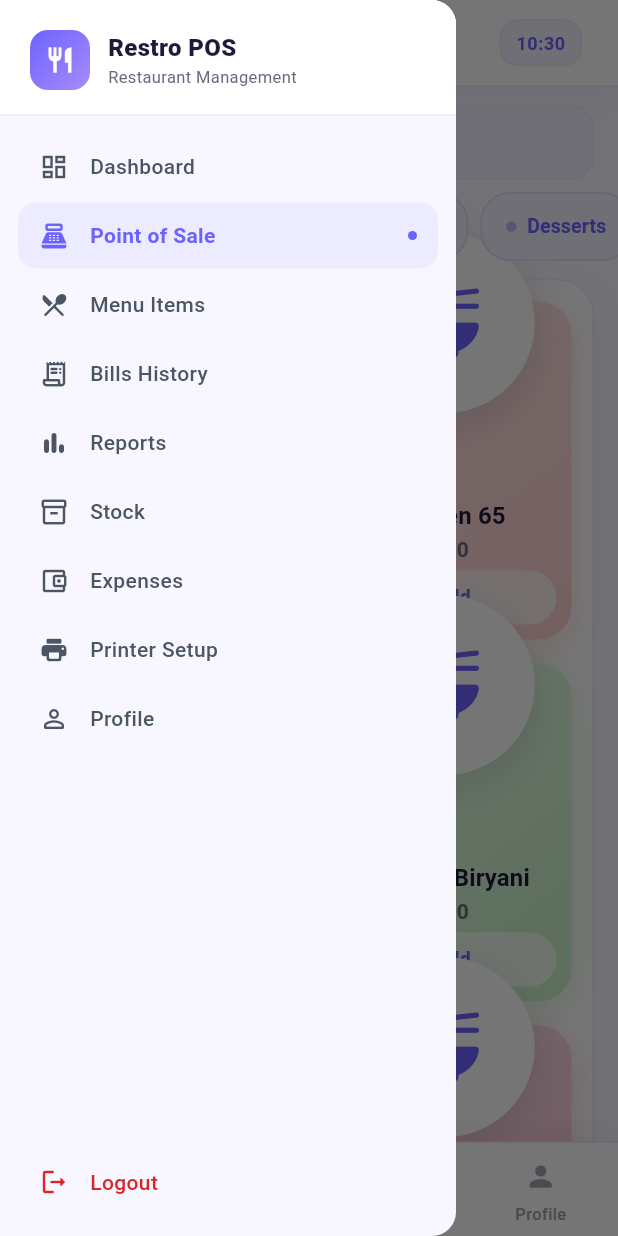
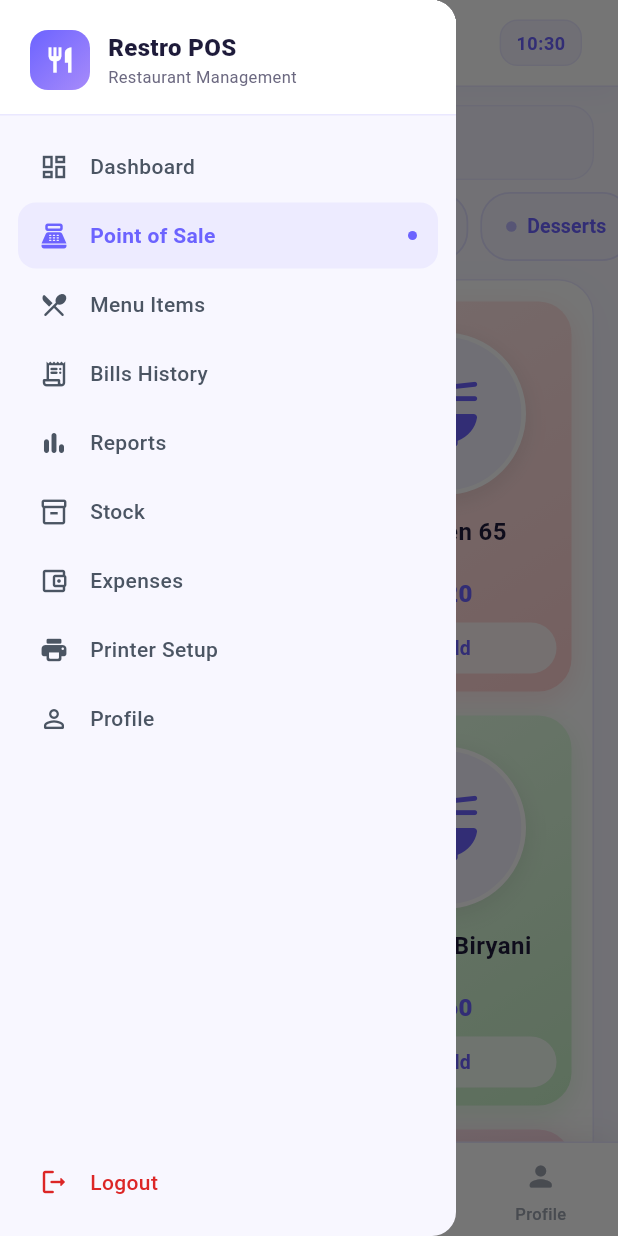
Before and after one commit to stackova-2151/Billing-Software, a Flutter app: the screen it shows once a user with an empty profile is signed in, after a tap on the "menu" icon, on a phone screen of 412 x 824 dp. Run offline on Flutter 3.47's test engine with Material 3 defaults, Android fonts, the phone set to English and light mode, and no system bars; our stand-ins replace cloud_firestore, dotted_border, firebase_auth, firebase_core, fl_chart, get and 5 more; missing offline and left inert: esc_pos_utils_plus, print_bluetooth_thermal; accounts and stored records are empty.

Commit message:
updated code

```diff
--- a/lib/services/bluetooth_print_service.dart
+++ b/lib/services/bluetooth_print_service.dart
@@ -117,6 +117,11 @@ class BluetoothPrintService {
     return prefs.getString(_prefKey);
   }
 
+  Future<void> clearSavedMac() async {
+    final prefs = await SharedPreferences.getInstance();
+    await prefs.remove(_prefKey);
+  }
+
   Future<bool> connect(String mac) async {
     final connected = await PrintBluetoothThermal.connectionStatus;
     if (connected) return true;
--- a/lib/utils/responsive_helper.dart
+++ b/lib/utils/responsive_helper.dart
@@ -36,6 +36,7 @@ class ResponsiveHelper {
     return 1;
   }
 
+  // POS item card grid — slightly fewer columns so cards have room for the image
   static int getPosGridCrossAxisCount(BuildContext context) {
     final width = MediaQuery.of(context).size.width;
     if (width >= 1700) return 6;
--- a/lib/views/bill_history_screen.dart
+++ b/lib/views/bill_history_screen.dart
@@ -418,6 +418,7 @@ class _SearchAndFilters extends StatelessWidget {
                           isActive: isActive,
                           onTap: () {
                             period.value = e.$1;
+                            period.refresh();
                             fromDate.value = null;
                             toDate.value = null;
                           },
--- a/lib/views/pos_screen.dart
+++ b/lib/views/pos_screen.dart
@@ -144,7 +144,7 @@ class PosScreen extends StatelessWidget {
                               SliverToBoxAdapter(
                                 child: Obx(
                                   () => CategoryChipsWidget(
-                                    categories: menuController.categories,
+                                    categories: menuController.categories.toList(),
                                     selected:
                                         menuController.selectedCategory.value,
                                     onSelected: menuController.setCategory,
@@ -276,7 +276,7 @@ class PosScreen extends StatelessWidget {
         crossAxisCount: ResponsiveHelper.getPosGridCrossAxisCount(context),
         crossAxisSpacing: isMobile ? 12 : 22,
         mainAxisSpacing: isMobile ? 16 : 28,
-        childAspectRatio: isMobile ? 0.75 : 0.92,
+        childAspectRatio: isMobile ? 0.65 : 0.80,
       ),
       itemCount: 8,
       itemBuilder: (_, __) => const ItemCardShimmer(),
@@ -296,7 +296,7 @@ class PosScreen extends StatelessWidget {
         crossAxisCount: ResponsiveHelper.getPosGridCrossAxisCount(context),
         crossAxisSpacing: isMobile ? 12 : 22,
         mainAxisSpacing: isMobile ? 16 : 28,
-        childAspectRatio: isMobile ? 0.75 : 0.92,
+        childAspectRatio: isMobile ? 0.65 : 0.80,
       ),
       itemCount: items.length,
       itemBuilder: (context, index) {
@@ -753,7 +753,6 @@ class _MobileNavBar extends StatelessWidget {
 class _NavBarItem extends StatelessWidget {
   static const _accent = Color(0xFF6C63FF);
   static const _inactive = Color(0xFF9CA3AF);
-
   final IconData icon;
   final String label;
   final bool active;
@@ -808,7 +807,6 @@ class _MobileDrawer extends StatelessWidget {
 
   const _MobileDrawer({required this.screenController});
 
-  static const _accent = Color(0xFF6C63FF);
   static const _bg = Color(0xFFF8F7FF);
 
   @override
--- a/lib/widgets/item_card_widget.dart
+++ b/lib/widgets/item_card_widget.dart
@@ -26,7 +26,6 @@ class _ItemCardWidgetState extends State<ItemCardWidget>
   late final AnimationController _tapCtrl;
   late final Animation<double> _tapScale;
 
-  // Premium gradient pairs for each card slot
   static const List<List<Color>> _cardGradients = [
     [Color(0xFFEDE9FF), Color(0xFFD6CEFF)],
     [Color(0xFFFFE8E8), Color(0xFFFFD0D0)],
@@ -34,6 +33,16 @@ class _ItemCardWidgetState extends State<ItemCardWidget>
     [Color(0xFFE8FFE8), Color(0xFFC8F0C8)],
     [Color(0xFFFFF3E0), Color(0xFFFFE0B2)],
     [Color(0xFFFCE4EC), Color(0xFFF8BBD0)],
+  ];
+
+  // Vibrant gradients shown when item is in cart
+  static const List<List<Color>> _activeGradients = [
+    [Color(0xFF6C63FF), Color(0xFF4F46E5)],
+    [Color(0xFFEF4444), Color(0xFFDC2626)],
+    [Color(0xFF3B82F6), Color(0xFF1D4ED8)],
+    [Color(0xFF22C55E), Color(0xFF16A34A)],
+    [Color(0xFFF59E0B), Color(0xFFD97706)],
+    [Color(0xFFEC4899), Color(0xFFDB2777)],
   ];
 
   static const Color _primaryAccent = Color(0xFF6C63FF);
@@ -48,10 +57,9 @@ class _ItemCardWidgetState extends State<ItemCardWidget>
       duration: const Duration(milliseconds: 110),
       reverseDuration: const Duration(milliseconds: 220),
     );
-    _tapScale = Tween<double>(
-      begin: 1.0,
-      end: 0.91,
-    ).animate(CurvedAnimation(parent: _tapCtrl, curve: Curves.easeOut));
+    _tapScale = Tween<double>(begin: 1.0, end: 0.93).animate(
+      CurvedAnimation(parent: _tapCtrl, curve: Curves.easeOut),
+    );
   }
 
   @override
@@ -60,9 +68,7 @@ class _ItemCardWidgetState extends State<ItemCardWidget>
     super.dispose();
   }
 
-  void _handleTapDown(TapDownDetails _) {
-    _tapCtrl.forward();
-  }
+  void _handleTapDown(TapDownDetails _) => _tapCtrl.forward();
 
   void _handleTapUp(TapUpDetails _) {
     _tapCtrl.reverse();
@@ -74,12 +80,13 @@ class _ItemCardWidgetState extends State<ItemCardWidget>
     }
   }
 
-  void _handleTapCancel() {
-    _tapCtrl.reverse();
-  }
+  void _handleTapCancel() => _tapCtrl.reverse();
 
   List<Color> get _gradient =>
       _cardGradients[widget.index % _cardGradients.length];
+
+  List<Color> get _activeGradient =>
+      _activeGradients[widget.index % _activeGradients.length];
 
   @override
   Widget build(BuildContext context) {
@@ -94,114 +101,124 @@ class _ItemCardWidgetState extends State<ItemCardWidget>
         onTapCancel: _handleTapCancel,
         child: ScaleTransition(
           scale: _tapScale,
-          child: LayoutBuilder(
-            builder: (context, constraints) {
-              final imageSize =
-                  (constraints.maxWidth * (isMobile ? 0.72 : 0.64)).clamp(
-                    112.0,
-                    120.0,
-                  );
-              final topOffset = -(imageSize * 0.38);
-
-              return Stack(
-                clipBehavior: Clip.none,
-                children: [
-                  // ── Main card ──
-                  Container(
+          child: AnimatedContainer(
+            duration: const Duration(milliseconds: 300),
+            curve: Curves.easeInOut,
             decoration: BoxDecoration(
               gradient: LinearGradient(
                 begin: Alignment.topLeft,
                 end: Alignment.bottomRight,
-                        colors: _gradient,
+                colors: qty > 0 ? _activeGradient : _gradient,
               ),
               borderRadius: BorderRadius.circular(22),
+              border: qty > 0
+                  ? Border.all(
+                      color: Colors.white.withValues(alpha: 0.35),
+                      width: 1.5,
+                    )
+                  : null,
               boxShadow: [
                 BoxShadow(
-                          color: _gradient.last.withValues(alpha: 0.55),
-                          blurRadius: 18,
+                  color: qty > 0
+                      ? _activeGradient.last.withValues(alpha: 0.55)
+                      : _gradient.last.withValues(alpha: 0.5),
+                  blurRadius: qty > 0 ? 24 : 16,
                   offset: const Offset(0, 6),
                 ),
               ],
             ),
             padding: EdgeInsets.fromLTRB(
-                      isMobile ? 10 : 12,
-                      isMobile ? 8 : 10,
-                      isMobile ? 10 : 12,
-                      isMobile ? 10 : 12,
+              isMobile ? 10 : 14,
+              isMobile ? 16 : 18,
+              isMobile ? 10 : 14,
+              isMobile ? 12 : 14,
             ),
             child: Column(
-                      mainAxisAlignment: MainAxisAlignment.end,
+              mainAxisAlignment: MainAxisAlignment.start,
               crossAxisAlignment: CrossAxisAlignment.stretch,
               children: [
-                        SizedBox(height: imageSize * 0.52),
+                // ── Image ──────────────────────────────────────────────────
+                Expanded(
+                  flex: 6,
+                  child: Center(
+                    child: LayoutBuilder(
+                      builder: (context, constraints) {
+                        final size = (constraints.maxHeight * 0.92)
+                            .clamp(70.0, 180.0);
+                        return _ItemImage(
+                          item: widget.item,
+                          size: size,
+                          ringColor: qty > 0 ? _activeGradient.first : _gradient.first,
+                          isActive: qty > 0,
+                        );
+                      },
+                    ),
+                  ),
+                ),
 
-                        // Item name
-                        Text(
+                SizedBox(height: isMobile ? 10 : 12),
+
+                // ── Name ───────────────────────────────────────────────────
+                Expanded(
+                  flex: 2,
+                  child: Text(
                     widget.item.name,
                     textAlign: TextAlign.center,
                     maxLines: 2,
                     overflow: TextOverflow.ellipsis,
                     style: TextStyle(
                       fontWeight: FontWeight.w700,
-                            fontSize: isMobile ? 16 : 18,
-                            letterSpacing: 0.1,
-                            color: _textDark,
-                            height: 1.15,
+                      fontSize: isMobile ? 16 : 16,
+                      color: qty > 0 ? Colors.white : _textDark,
+                      height: 1.2,
                     ),
                   ),
-                        const SizedBox(height: 4),
+                ),
 
-                        // Price row
-                        Row(
-                          mainAxisAlignment: MainAxisAlignment.center,
-                          children: [
+                // ── Price ──────────────────────────────────────────────────
                 Text(
                   '₹${widget.item.price.toStringAsFixed(0)}',
+                  textAlign: TextAlign.center,
                   style: TextStyle(
-                                fontSize: isMobile ? 14 : 16,
-                                color: _textMid,
-                                fontWeight: FontWeight.w600,
+                    fontSize: isMobile ? 16 : 17,
+                    color: qty > 0 ? Colors.white.withValues(alpha: 0.9) : _primaryAccent,
+                    fontWeight: FontWeight.w800,
                   ),
                 ),
-                          ],
-                        ),
 
-                        const SizedBox(height: 4),
+                SizedBox(height: isMobile ? 8 : 10),
 
-                        // Add / added indicator
+                // ── Add button ─────────────────────────────────────────────
                 AnimatedContainer(
                   duration: const Duration(milliseconds: 250),
                   curve: Curves.easeInOut,
-                          height: 36,
+                  height: 34,
                   decoration: BoxDecoration(
                     color: qty > 0
-                                ? _primaryAccent
-                                : Colors.white.withValues(alpha: 0.7),
-                            borderRadius: BorderRadius.circular(18),
-                            border: Border.all(
-                              color: qty > 0
-                                  ? _primaryAccent
-                                  : Colors.white.withValues(alpha: 0.0),
-                            ),
+                        ? Colors.white.withValues(alpha: 0.25)
+                        : Colors.white.withValues(alpha: 0.75),
+                    borderRadius: BorderRadius.circular(17),
+                    border: qty > 0
+                        ? Border.all(
+                            color: Colors.white.withValues(alpha: 0.6),
+                            width: 1.5,
+                          )
+                        : null,
                   ),
                   child: Center(
                     child: qty > 0
                         ? Row(
                             mainAxisSize: MainAxisSize.min,
                             children: [
-                                      const Icon(
-                                        Icons.check_rounded,
-                                        size: 14,
-                                        color: Colors.white,
-                                      ),
+                              const Icon(Icons.check_rounded,
+                                  size: 14, color: Colors.white),
                               const SizedBox(width: 4),
                               Text(
-                                        'Added  ×$qty',
+                                'Added ×$qty',
                                 style: const TextStyle(
                                   fontSize: 12,
                                   fontWeight: FontWeight.w700,
                                   color: Colors.white,
-                                          letterSpacing: 0.2,
                                 ),
                               ),
                             ],
@@ -219,80 +236,64 @@ class _ItemCardWidgetState extends State<ItemCardWidget>
               ],
             ),
           ),
-
-                  // ── Floating image circle ──
-                  Positioned(
-                    top: topOffset,
-                    left: 0,
-                    right: 0,
-                    child: Center(
-                      child: _FloatingImage(
-                        item: widget.item,
-                        imageSize: imageSize,
-                        gradientColor: _gradient.first,
-                      ),
-                    ),
-                  ),
-                ],
-              );
-            },
-          ),
         ),
       );
     });
   }
 }
 
-// ── Floating circular image with ring ──────────────────────────────────────
-class _FloatingImage extends StatelessWidget {
+// ── Item image circle ──────────────────────────────────────────────────────────
+class _ItemImage extends StatelessWidget {
   final MenuItem item;
-  final double imageSize;
-  final Color gradientColor;
+  final double size;
+  final Color ringColor;
+  final bool isActive;
 
-  const _FloatingImage({
+  const _ItemImage({
     required this.item,
-    required this.imageSize,
-    required this.gradientColor,
+    required this.size,
+    required this.ringColor,
+    this.isActive = false,
   });
 
   @override
   Widget build(BuildContext context) {
     return Container(
-      width: imageSize,
-      height: imageSize,
+      width: size,
+      height: size,
       decoration: BoxDecoration(
         shape: BoxShape.circle,
-        border: Border.all(color: Colors.white, width: 4),
+        color: Colors.white,
+        border: Border.all(
+          color: isActive ? Colors.white : Colors.white,
+          width: isActive ? 4 : 3,
+        ),
         boxShadow: [
           BoxShadow(
-            blurRadius: 18,
-            spreadRadius: 2,
-            color: Colors.black12,
-            offset: const Offset(0, 8),
+            color: Colors.black.withValues(alpha: isActive ? 0.18 : 0.10),
+            blurRadius: isActive ? 20 : 12,
+            offset: const Offset(0, 4),
           ),
           BoxShadow(
-            color: gradientColor.withValues(alpha: 0.14),
-            blurRadius: 18,
-            offset: const Offset(0, 8),
+            color: ringColor.withValues(alpha: isActive ? 0.0 : 0.18),
+            blurRadius: 14,
+            offset: const Offset(0, 4),
           ),
         ],
-        color: Colors.white,
       ),
-      child: ClipOval(
-        child: Padding(
-          padding: const EdgeInsets.all(6),
-          child: _buildImageContent(),
-        ),
-      ),
+      child: ClipOval(child: _buildContent()),
     );
   }
 
-  Widget _buildImageContent() {
+  Widget _buildContent() {
     if (item.image.trim().isEmpty) {
-      return Icon(
+      return Container(
+        color: const Color(0xFFF4F3FF),
+        child: Icon(
           Icons.ramen_dining_rounded,
-        size: imageSize * 0.46,
+          size: size * 0.48,
           color: const Color(0xFF6C63FF),
+        ),
       );
     }
 
@@ -301,10 +302,12 @@ class _FloatingImage extends StatelessWidget {
       fit: BoxFit.cover,
       loadingBuilder: (context, child, progress) {
         if (progress == null) return child;
-        return Center(
+        return Container(
+          color: const Color(0xFFF4F3FF),
+          child: Center(
             child: SizedBox(
-            width: imageSize * 0.3,
-            height: imageSize * 0.3,
+              width: size * 0.28,
+              height: size * 0.28,
               child: CircularProgressIndicator(
                 strokeWidth: 2,
                 color: const Color(0xFF6C63FF),
@@ -314,12 +317,16 @@ class _FloatingImage extends StatelessWidget {
                     : null,
               ),
             ),
+          ),
         );
       },
-      errorBuilder: (_, __, ___) => Icon(
+      errorBuilder: (_, __, ___) => Container(
+        color: const Color(0xFFF4F3FF),
+        child: Icon(
           Icons.broken_image_outlined,
-        size: imageSize * 0.42,
+          size: size * 0.42,
           color: const Color(0xFF6C63FF).withValues(alpha: 0.5),
+        ),
       ),
     );
   }
```
Also changed, not shown: lib/services/stock_service.dart (+4 -11 lines), lib/widgets/cart_widget.dart (+112 -5 lines). Lines whose indentation alone changed are shown as unchanged.
